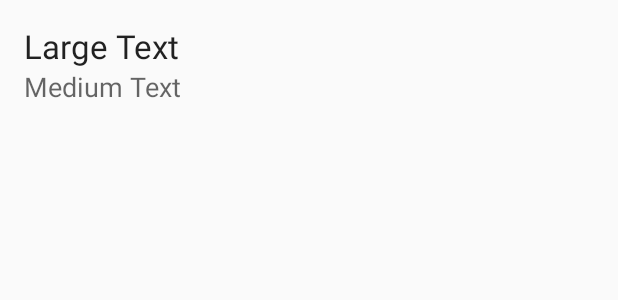
After one commit to korsander/TedRss, an Android app: the layout media_info_layout.xml on its own in the app's theme, with its tools: preview values and no code run, on a phone screen of 412 x 824 dp. The commit adds this screen. Shown: the top 300 px of the screen. Run offline under Robolectric (Android 15) with nearby library versions, the phone set to English and light mode, and no system bars.

Commit message:
change ArticlesLoader, adding info about video

```diff
--- a/app/src/main/res/layout/fragment_video.xml
+++ b/app/src/main/res/layout/fragment_video.xml
@@ -12,7 +12,7 @@
         <SurfaceView
             android:id="@+id/videoSurface"
             android:layout_width="match_parent"
-            android:layout_height="match_parent"
+            android:layout_height="180dp"
             android:layout_gravity="center"/>
 
         <ProgressBar
@@ -28,5 +28,7 @@
         android:layout_height="match_parent"
         android:id="@+id/scrollView"
         android:layout_below="@+id/videoSurfaceContainer"
-        android:layout_centerHorizontal="true" />
+        android:layout_centerHorizontal="true">
+        <include layout="@layout/media_info_layout"/>
+    </ScrollView>
 </RelativeLayout>
--- /dev/null
+++ b/app/src/main/res/layout/media_info_layout.xml
@@ -0,0 +1,25 @@
+<?xml version="1.0" encoding="utf-8"?>
+<RelativeLayout xmlns:android="http://schemas.android.com/apk/res/android"
+    android:layout_width="match_parent" android:layout_height="match_parent"
+    android:padding="16dp">
+
+    <TextView
+        android:layout_width="match_parent"
+        android:layout_height="wrap_content"
+        android:textAppearance="?android:attr/textAppearanceLarge"
+        android:text="Large Text"
+        android:id="@+id/tvVideoTitle"
+        android:layout_alignParentTop="true"
+        android:layout_alignParentLeft="true"
+        android:layout_alignParentStart="true" />
+
+    <TextView
+        android:layout_width="match_parent"
+        android:layout_height="wrap_content"
+        android:textAppearance="?android:attr/textAppearanceMedium"
+        android:text="Medium Text"
+        android:id="@+id/tvVideoDescription"
+        android:layout_below="@+id/tvVideoTitle"
+        android:layout_alignLeft="@+id/tvVideoTitle"
+        android:layout_alignStart="@+id/tvVideoTitle" />
+</RelativeLayout>
```
Also changed, not shown: app/src/main/java/ru/korsander/tedrss/fragment/ListFragment.java (+1 -6 lines), app/src/main/java/ru/korsander/tedrss/fragment/VideoFragment.java (+20 -2 lines), app/src/main/java/ru/korsander/tedrss/loader/ArticlesLoader.java (+53 -0 lines), 1 other file.
